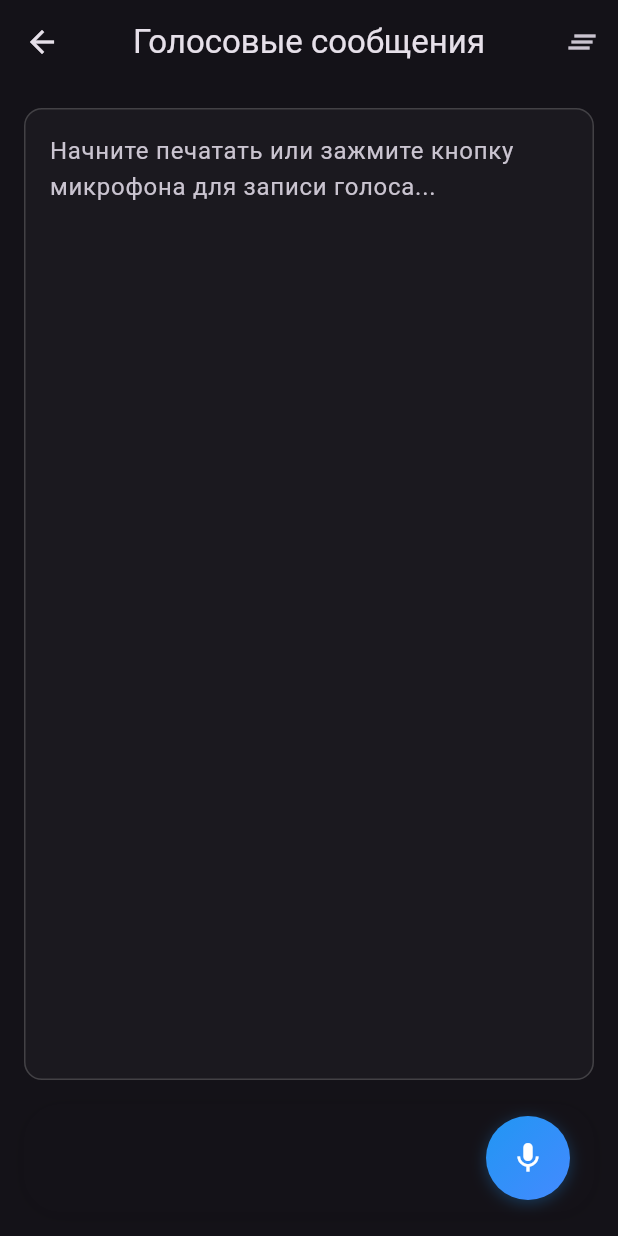
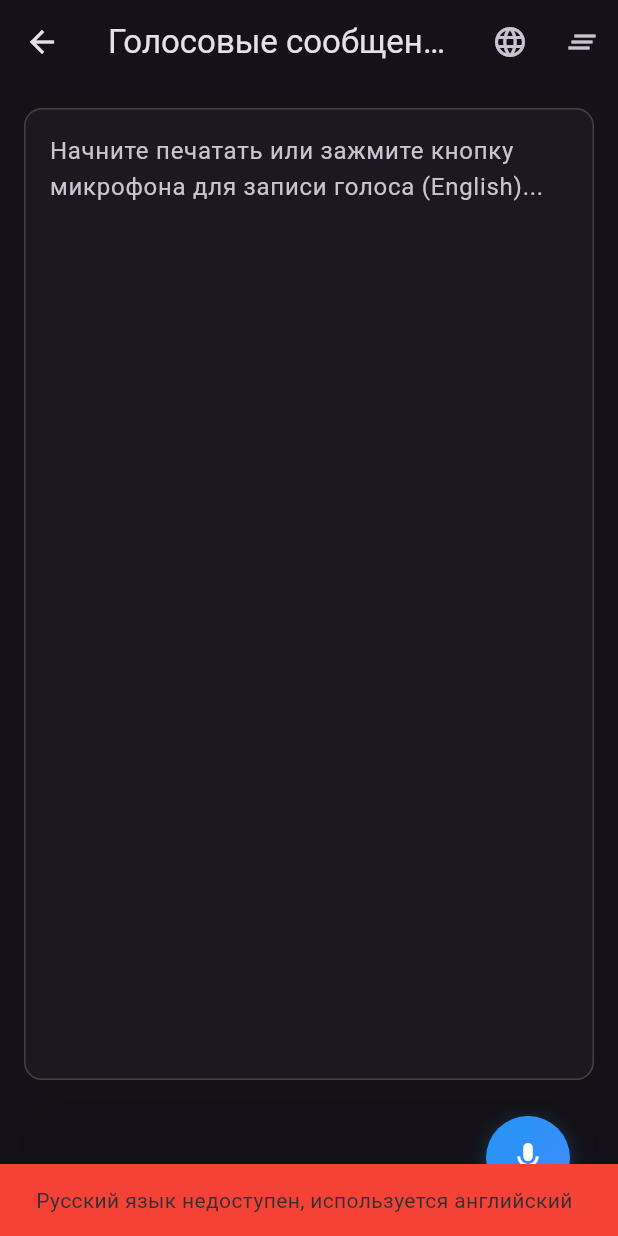
Before and after one commit to K4now/PetProject, a Flutter app: the SpeechToTextPage screen opened by its route, on a phone screen of 412 x 824 dp. Run offline on Flutter 3.47's test engine with Material 3 defaults, Android fonts, the phone set to English and light mode, and no system bars; our stand-ins replace adaptive_theme, auto_route, bloc, equatable, flutter_animate, flutter_bloc and 1 more; missing offline and left inert: flutter_analog_clock.

Commit message:
fix language

```diff
--- a/lib/router/app_router.dart
+++ b/lib/router/app_router.dart
@@ -10,7 +10,6 @@ part 'app_router.gr.dart';
 
 @AutoRouterConfig()
 class AppRouter extends _$AppRouter {
-
   @override
   List<AutoRoute> get routes => [
         /// routes go here
--- a/lib/speech/page/speech_to_text_page.dart
+++ b/lib/speech/page/speech_to_text_page.dart
@@ -21,6 +21,10 @@ class _SpeechToTextPageState extends State<SpeechToTextPage>
   double _confidenceLevel = 0.0;
   DateTime? _listeningStartTime;
   final List<String> _speechHistory = [];
+
+  // Переменные для языков
+  List<LocaleName> _availableLocales = [];
+  String _currentLocale = 'ru-RU'; // Русский язык по умолчанию
 
   // Новые переменные для Telegram-style UI
   final TextEditingController _textController = TextEditingController();
@@ -128,7 +132,21 @@ class _SpeechToTextPageState extends State<SpeechToTextPage>
       },
     );
 
-    if (!_speechEnabled) {
+    if (_speechEnabled) {
+      // Получаем список доступных языков
+      _availableLocales = await _speechToText.locales();
+      debugPrint('Available locales: ${_availableLocales.map((e) => '${e.localeId} - ${e.name}').toList()}');
+
+      // Проверяем, доступен ли русский язык
+      bool hasRussian = _availableLocales.any((locale) =>
+        locale.localeId.startsWith('ru'));
+
+      if (!hasRussian) {
+        // Если русского нет, используем английский
+        _currentLocale = 'en-US';
+        _showErrorSnackBar('Русский язык недоступен, используется английский');
+      }
+    } else {
       _showErrorSnackBar('Распознавание речи недоступно на этом устройстве');
     }
     setState(() {});
@@ -146,6 +164,7 @@ class _SpeechToTextPageState extends State<SpeechToTextPage>
       pauseFor: const Duration(seconds: 10), // Увеличиваем паузу до остановки
       partialResults: true,
       cancelOnError: false, // Не отменяем при ошибках
+      localeId: _currentLocale, // Используем выбранный язык
       onSoundLevelChange: (level) {
         _updateWaveAnimation(level);
       },
@@ -274,6 +293,17 @@ class _SpeechToTextPageState extends State<SpeechToTextPage>
     });
   }
 
+  String _getLanguageName(String localeId) {
+    switch (localeId) {
+      case 'ru-RU':
+        return 'Русский';
+      case 'en-US':
+        return 'English';
+      default:
+        return localeId;
+    }
+  }
+
   void _showErrorSnackBar(String message) {
     ScaffoldMessenger.of(context).showSnackBar(
       SnackBar(
@@ -292,6 +322,56 @@ class _SpeechToTextPageState extends State<SpeechToTextPage>
         centerTitle: true,
         elevation: 0,
         actions: [
+          // Кнопка выбора языка
+          PopupMenuButton<String>(
+            icon: const Icon(Icons.language),
+            tooltip: 'Выбрать язык',
+            onSelected: (String localeId) {
+              setState(() {
+                _currentLocale = localeId;
+              });
+              _showErrorSnackBar('Выбран язык: ${_getLanguageName(localeId)}');
+            },
+            itemBuilder: (BuildContext context) {
+              List<PopupMenuEntry<String>> items = [];
+
+              // Добавляем русский язык, если доступен
+              if (_availableLocales.any((locale) => locale.localeId.startsWith('ru'))) {
+                items.add(
+                  PopupMenuItem<String>(
+                    value: 'ru-RU',
+                    child: Row(
+                      children: [
+                        Text('🇷🇺'),
+                        const SizedBox(width: 8),
+                        const Text('Русский'),
+                        if (_currentLocale == 'ru-RU')
+                          const Icon(Icons.check, size: 16),
+                      ],
+                    ),
+                  ),
+                );
+              }
+
+              // Добавляем английский язык
+              items.add(
+                PopupMenuItem<String>(
+                  value: 'en-US',
+                  child: Row(
+                    children: [
+                      Text('🇺🇸'),
+                      const SizedBox(width: 8),
+                      const Text('English'),
+                      if (_currentLocale == 'en-US')
+                        const Icon(Icons.check, size: 16),
+                    ],
+                  ),
+                ),
+              );
+
+              return items;
+            },
+          ),
           IconButton(
             onPressed: _clearText,
             icon: const Icon(Icons.clear_all),
@@ -354,7 +434,7 @@ class _SpeechToTextPageState extends State<SpeechToTextPage>
               ),
               const SizedBox(width: 12),
               Text(
-                _isCanceled ? 'Отпустите для отмены' : 'Говорите...',
+                _isCanceled ? 'Отпустите для отмены' : 'Говорите... (${_getLanguageName(_currentLocale)})',
                 style: const TextStyle(
                   color: Colors.white,
                   fontSize: 16,
@@ -391,11 +471,11 @@ class _SpeechToTextPageState extends State<SpeechToTextPage>
         maxLines: null,
         expands: true,
         textAlignVertical: TextAlignVertical.top,
-        decoration: const InputDecoration(
+        decoration: InputDecoration(
           hintText:
-              'Начните печатать или зажмите кнопку микрофона для записи голоса...',
+              'Начните печатать или зажмите кнопку микрофона для записи голоса (${_getLanguageName(_currentLocale)})...',
           border: InputBorder.none,
-          contentPadding: EdgeInsets.all(16),
+          contentPadding: const EdgeInsets.all(16),
         ),
         style: const TextStyle(fontSize: 16),
       ),
```
Also changed, not shown: lib/welcome/page/welcome_page.dart (+8 -8 lines). Lines whose indentation alone changed are shown as unchanged.
